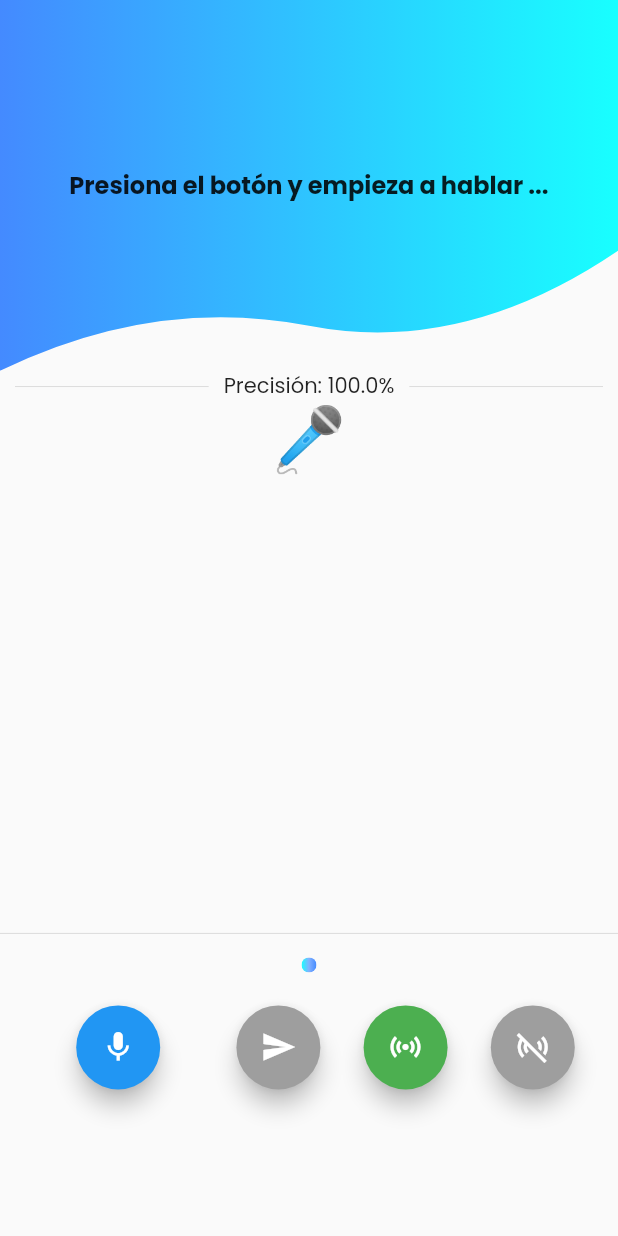
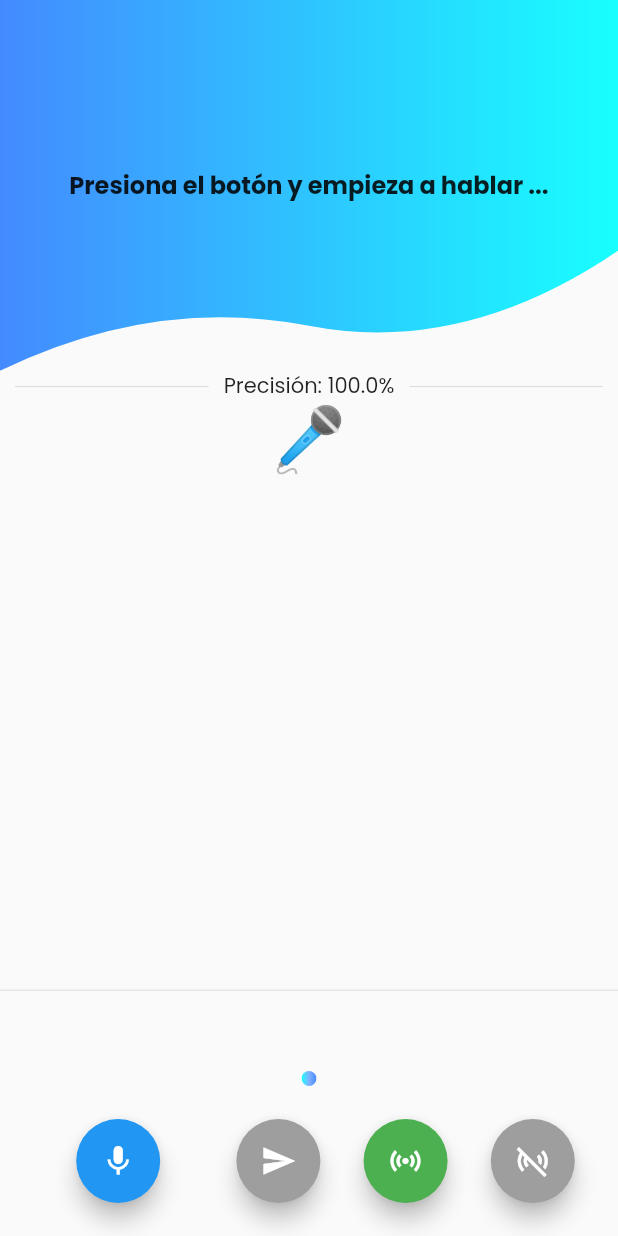
Before and after one commit to GuidoHenry/pythonArduino, a Flutter app: the screen it shows after launch, after a tap on the "mic none" icon, after a tap on the "send" icon, on a phone screen of 412 x 824 dp. Run offline on Flutter 3.47's test engine with Material 2 defaults, Android fonts, the phone set to English and light mode, and no system bars; drawn by our look-alikes of avatar_glow; our stand-ins replace flutter_bluetooth_serial, speech_to_text; missing offline and left inert: highlight_text.

Commit message:
agregamos comentarios

```diff
--- a/lib/src/pages/speech_page.dart
+++ b/lib/src/pages/speech_page.dart
@@ -1,11 +1,19 @@
 import 'dart:typed_data';
+
+//ESTILO BOTON
 import 'package:avatar_glow/avatar_glow.dart';
+
+//ESTILOS
 import 'package:espich_app/constants.dart';
 import 'package:espich_app/src/data.dart';
 import 'package:espich_app/src/widgets/custom_shape_clipper.dart';
 import 'package:flutter/material.dart';
 import 'package:highlight_text/highlight_text.dart';
+
+//LIBRERIA DE VOZ A TEXTO
 import 'package:speech_to_text/speech_to_text.dart';
+
+//LIBRERIA DE CONEXION BT
 import 'package:flutter_bluetooth_serial/flutter_bluetooth_serial.dart';
 
 class SpeechPage extends StatefulWidget {
@@ -35,6 +43,7 @@ class _SpeechPageState extends State<SpeechPage> {
     return Scaffold(
       body: Column(
         children: [
+          //Fondo Gradiente superior
           Stack(
             children: [
               ClipPath(
@@ -63,24 +72,28 @@ class _SpeechPageState extends State<SpeechPage> {
               ),
             ],
           ),
+          //Si ya dictamos el texto mostramos la PRECISION de la escucha
           buildRowPrecision(),
+          // Si ya dictamos el texto, mostramos el texto
           Container(
               height: size.height * .42,
               padding: EdgeInsets.symmetric(horizontal: 30),
               child: ListView(
                 physics: BouncingScrollPhysics(),
                 children: [
-                  _text.isNotEmpty
-                      ? buildCardText()
-                      : Center(
+                  // Si el texto NO es vacio, muestro el texto. SINO muestro el icono del microfono.
+                  _text.isNotEmpty  ? buildCardText() : Center(
                           child: Text(
                           '🎤',
                           textScaleFactor: 3,
                         )),
                 ],
               )),
-          buildRow(),
+          //DIVISOR
+          Expanded(child: Divider(),),
+          // Icono de escucha mientras dictamos
           buildVoiceSpectrum(),
+          // FILA DE BOTONES
           buildFloatingButtons(),
         ],
       ),
@@ -108,10 +121,12 @@ class _SpeechPageState extends State<SpeechPage> {
   }
 
   Row buildFloatingButtons() {
+    //FILA
     return Row(
       mainAxisSize: MainAxisSize.max,
       mainAxisAlignment: MainAxisAlignment.spaceEvenly,
       children: [
+        //BOTON ESCUCHAR
         AvatarGlow(
           animate: _isListening,
           glowColor: Colors.blue[600],
@@ -124,6 +139,7 @@ class _SpeechPageState extends State<SpeechPage> {
             child: Icon(_isListening ? Icons.mic : Icons.mic_none),
           ),
         ),
+        //BOTON ENVIAR TEXTO
         FloatingActionButton(
             mini: false,
             backgroundColor:
@@ -131,6 +147,7 @@ class _SpeechPageState extends State<SpeechPage> {
             tooltip: 'Enviar a la pantalla',
             onPressed: () => sendText(),
             child: Icon(Icons.send)),
+        //BOTON CONECTAR BT
         FloatingActionButton(
             mini: false,
             backgroundColor:
@@ -138,6 +155,7 @@ class _SpeechPageState extends State<SpeechPage> {
             tooltip: 'CONECTAR Bluetooth',
             onPressed: () => connectBT(),
             child: Icon(Icons.sensors)),
+        // BOTON DESCONECTAR BT
         FloatingActionButton(
             mini: false,
             backgroundColor:
@@ -190,32 +208,33 @@ class _SpeechPageState extends State<SpeechPage> {
     );
   }
 
-  Row buildRow() {
-    return Row(
-      mainAxisAlignment: MainAxisAlignment.center,
-      children: [
-        Expanded(child: Divider()),
-      ],
-    );
-  }
-
   void _listen() async {
+    //Evaluamos si estamos ya escuchando
     if (!_isListening) {
+      //NO ESTAMOS ESCUCHANDO
+      //seteamos la variable "available" en TRUE si el microfono esta funcionando y tenemos los permisos
+      // adecuados y seteamos la variable en FALSE si el mifrono NO esta funcionando
       bool available = await _speech.initialize(
         onStatus: (val) => print('onStatus: $val'),
         onError: (val) => print('onError: $val'),
       );
 
-      print(available);
-
+      //evaluamos si es el microfono funciona
       if (available) {
+        //MICROFONO FUNCIONA
+        //Seteamos la variable _isListening en TRUE (estamos en proceso de escucha)
         setState(() => _isListening = true);
+        //llamamos a la libreria para escuchar
         _speech.listen(
           onResult: (result) => setState(() {
+            //el resultado de la escucha la transformamos en TEXTO.
             _text = result.recognizedWords;
 
+            //Si el resultado tiene confianza y la confianza es mayor a 0
             if (result.hasConfidenceRating && result.confidence > 0) {
+              //seteamos el valor de la confianza para mostrarlo en pantalla
               _confidence = result.confidence;
+              //y dejamos de escuchar
               _isListening = false;
               _voiceVolume = 0;
             }
@@ -227,16 +246,22 @@ class _SpeechPageState extends State<SpeechPage> {
         );
       }
     } else {
+      //SI EL MICROFONO NO ESTA DISPONIBLE
+      //Seteamos la variable de escucha en FALSO.
       setState(() => _isListening = false);
       _voiceVolume = 0;
+      //Llamamos a la libreria para indicarle que detenga la escucha
       _speech.stop();
     }
   }
 
   void sendText() async {
     try {
+      //Convertimos el texto que esta en la variable _text que ingreso por el microfono
+      // a Uint8List para poder enviarlo
       Uint8List outputAsUint8List = new Uint8List.fromList(this._text.codeUnits);
-      this._bluetoothConnection.output.add(outputAsUint8List); // Sending data
+      //enviamos el Uint8List por BT
+      this._bluetoothConnection.output.add(outputAsUint8List);
       print(this._text.length);
     } catch (exception) {
       print('Cannot connect, exception occured');
@@ -244,11 +269,17 @@ class _SpeechPageState extends State<SpeechPage> {
   }
 
   void connectBT() async {
+    //Definimos la MAC del Modulo BT del Arduino
     String address = '00:19:09:01:1D:9A';
+    //Nos conectamos a la direccion definida
     this._bluetoothConnection = await BluetoothConnection.toAddress(address);
+    //Definimos el comando a enviar al Arduino
     String connect = "Conectar";
+    //convertimos de texto a Uint8List el comando para poder enviarlo
     Uint8List outputAsUint8List = new Uint8List.fromList(connect.codeUnits);
+    //Enviamos el comando "Conectar" en formato Uint8List
     await this._bluetoothConnection.output.add(outputAsUint8List);
+    //seteamos el estado del Widget en CONECTADO true.
     setState(() {
       this._connected = true;
     });
@@ -256,21 +287,20 @@ class _SpeechPageState extends State<SpeechPage> {
 
   void disconnectBT() async{
     try {
+      //Definimos el comando a enviar al Arduino
       String disconnect = "Desconectar";
+      //convertimos de texto a Uint8List el comando para poder enviarlo
       Uint8List outputAsUint8List = new Uint8List.fromList(disconnect.codeUnits);
+      //Enviamos el comando "Desconectar" en formato Uint8List
       await this._bluetoothConnection.output.add(outputAsUint8List);
+      //Usando la libreria de BT cerramos la conexion
       this._bluetoothConnection.close();
     } catch (exception) {
       print('Cannot connect, exception occured');
     }
+    //seteamos el estado del widget en DESCONECTADO
     setState(() {
       this._connected = false;
     });
   }
-
-  Future<List> getBoundedDevices() async {
-    FlutterBluetoothSerial connection = FlutterBluetoothSerial.instance;
-    Future<List<BluetoothDevice>> bondedDevices = connection.getBondedDevices();
-    return bondedDevices;
-  }
 }
```
